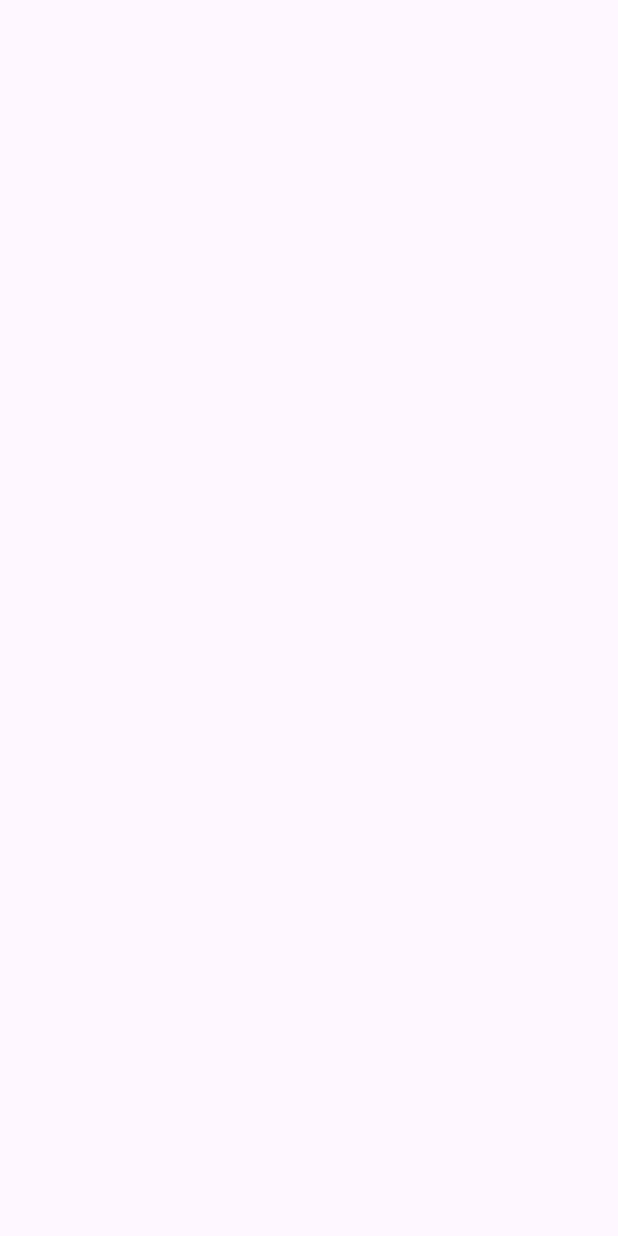
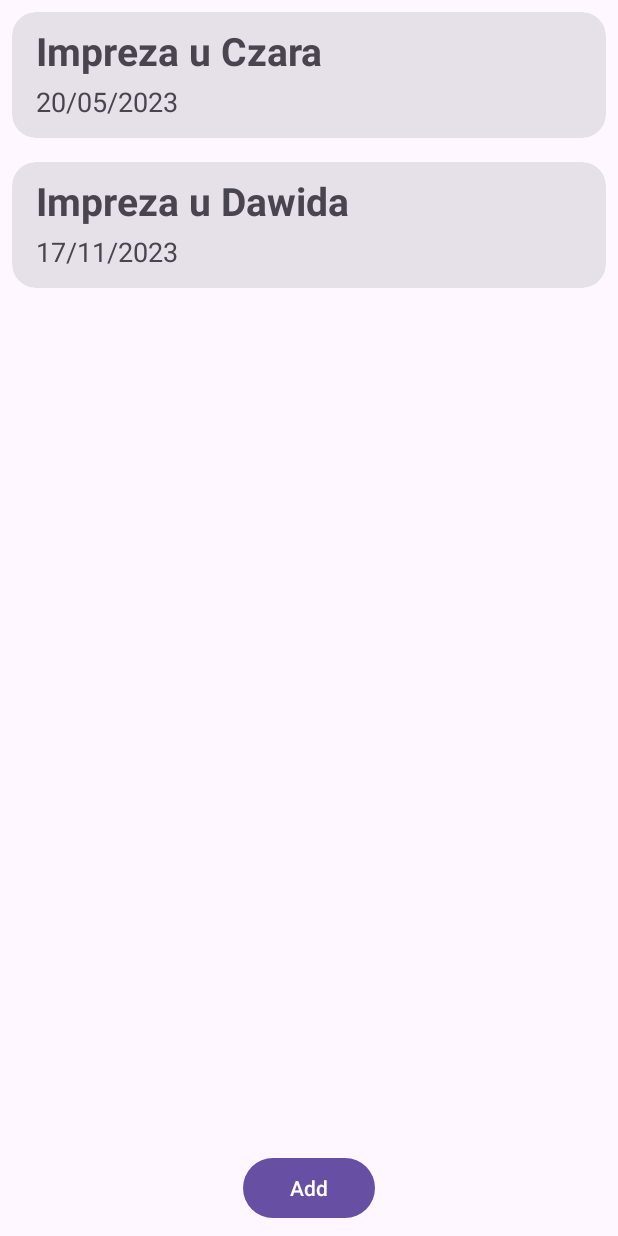
Before and after one commit to Limonaa/PartyMaker, an Android app: the screen it shows after launch (MainActivity), on a phone screen of 412 x 824 dp. Before the commit the screen is empty. Run offline under Robolectric (Android 15) with nearby library versions, the phone set to English and light mode, and no system bars; our stand-ins replace navigation-ui.

Commit message:
setup recyclerView add item_party

```diff
--- a/app/build.gradle
+++ b/app/build.gradle
@@ -5,12 +5,12 @@ plugins {
 
 android {
     namespace 'com.elephantstudio.partymaker'
-    compileSdk 32
+    compileSdk 33
 
     defaultConfig {
         applicationId "com.elephantstudio.partymaker"
         minSdk 26
-        targetSdk 32
+        targetSdk 33
         versionCode 1
         versionName "1.0"
 
@@ -37,9 +37,9 @@ android {
 
 dependencies {
 
-    implementation 'androidx.core:core-ktx:1.7.0'
+    implementation 'androidx.core:core-ktx:1.9.0'
     implementation 'androidx.appcompat:appcompat:1.6.0'
-    implementation 'com.google.android.material:material:1.5.0-alpha04'
+    implementation 'com.google.android.material:material:1.9.0-alpha01'
     implementation 'androidx.constraintlayout:constraintlayout:2.1.4'
     implementation 'androidx.navigation:navigation-fragment-ktx:2.5.3'
     implementation 'androidx.navigation:navigation-ui-ktx:2.5.3'
--- /dev/null
+++ b/app/src/main/java/com/elephantstudio/partymaker/adapters/PartyListAdapter.kt
@@ -0,0 +1,33 @@
+package com.elephantstudio.partymaker.adapters
+
+import android.view.LayoutInflater
+import android.view.ViewGroup
+import androidx.recyclerview.widget.RecyclerView
+import com.elephantstudio.partymaker.data.Party
+import com.elephantstudio.partymaker.databinding.ItemPartyBinding
+
+class PartyListAdapter(
+    private var partyList: List<Party>
+) : RecyclerView.Adapter<PartyListAdapter.PartyListViewHolder>(){
+
+    inner class PartyListViewHolder(val binding: ItemPartyBinding) : RecyclerView.ViewHolder(binding.root)
+
+    override fun onCreateViewHolder(parent: ViewGroup, viewType: Int): PartyListViewHolder {
+
+        return PartyListViewHolder(ItemPartyBinding.inflate(LayoutInflater.from(parent.context), parent, false))
+    }
+
+    override fun onBindViewHolder(holder: PartyListViewHolder, position: Int) {
+
+        //Przydzielanie danych do widoku kafelka w RecycerView
+        holder.binding.apply {
+            tvPartyName.text = partyList[position].partyName
+            tvPartyDate.text = partyList[position].partyDate
+        }
+    }
+
+    override fun getItemCount(): Int {
+
+        return partyList.size
+    }
+}
--- /dev/null
+++ b/app/src/main/java/com/elephantstudio/partymaker/data/Party.kt
@@ -0,0 +1,6 @@
+package com.elephantstudio.partymaker.data
+
+data class Party(
+    val partyName: String,
+    val partyDate: String,
+):java.io.Serializable
--- a/app/src/main/java/com/elephantstudio/partymaker/fragments/PartyListFragment.kt
+++ b/app/src/main/java/com/elephantstudio/partymaker/fragments/PartyListFragment.kt
@@ -5,6 +5,9 @@ import androidx.fragment.app.Fragment
 import android.view.LayoutInflater
 import android.view.View
 import android.view.ViewGroup
+import androidx.recyclerview.widget.LinearLayoutManager
+import com.elephantstudio.partymaker.adapters.PartyListAdapter
+import com.elephantstudio.partymaker.data.Party
 import com.elephantstudio.partymaker.databinding.FragmentPartylistBinding
 
 
@@ -12,6 +15,7 @@ class PartyListFragment : Fragment() {
 
     private var _binding: FragmentPartylistBinding? = null
     private val binding get() = _binding!!
+    private lateinit var partyListAdapter: PartyListAdapter
 
     override fun onCreateView(
         inflater: LayoutInflater, container: ViewGroup?,
@@ -19,6 +23,10 @@ class PartyListFragment : Fragment() {
     ): View {
 
         _binding = FragmentPartylistBinding.inflate(inflater, container, false)
+
+        setupRecyclerView()
+
+
         return binding.root
 
     }
@@ -33,4 +41,24 @@ class PartyListFragment : Fragment() {
         super.onDestroyView()
         _binding = null
     }
+
+    private fun setupRecyclerView() {
+
+        val partyList = listOf<Party>(
+            Party(
+                "Impreza u Czara",
+                "20/05/2023"
+            ),
+            Party(
+                "Impreza u Dawida",
+                "17/11/2023"
+            )
+        )
+
+        binding.rvParties.apply {
+            partyListAdapter = PartyListAdapter(partyList)
+            adapter = partyListAdapter
+            layoutManager = LinearLayoutManager(requireContext())
+        }
+    }
 }
--- a/app/src/main/res/layout/fragment_partylist.xml
+++ b/app/src/main/res/layout/fragment_partylist.xml
@@ -6,5 +6,23 @@
     android:layout_height="match_parent"
     tools:context=".fragments.PartyListFragment">
 
+    <androidx.recyclerview.widget.RecyclerView
+        android:id="@+id/rvParties"
+        android:layout_width="match_parent"
+        android:layout_height="match_parent"
+        app:layout_constraintBottom_toBottomOf="parent"
+        app:layout_constraintEnd_toEndOf="parent"
+        app:layout_constraintStart_toStartOf="parent"
+        app:layout_constraintTop_toTopOf="parent" />
+
+    <Button
+        android:id="@+id/btnAddParty"
+        android:layout_width="wrap_content"
+        android:layout_height="wrap_content"
+        android:layout_marginBottom="8dp"
+        android:text="Add"
+        app:layout_constraintBottom_toBottomOf="@+id/rvParties"
+        app:layout_constraintEnd_toEndOf="parent"
+        app:layout_constraintStart_toStartOf="parent" />
 
 </androidx.constraintlayout.widget.ConstraintLayout>
--- /dev/null
+++ b/app/src/main/res/layout/item_party.xml
@@ -0,0 +1,58 @@
+<?xml version="1.0" encoding="utf-8"?>
+<androidx.constraintlayout.widget.ConstraintLayout xmlns:android="http://schemas.android.com/apk/res/android"
+    xmlns:app="http://schemas.android.com/apk/res-auto"
+    android:layout_width="match_parent"
+    android:layout_height="100dp">
+
+    <androidx.cardview.widget.CardView
+        android:id="@+id/cvParty"
+        style="?attr/materialCardViewFilledStyle"
+        android:layout_width="match_parent"
+        android:layout_height="match_parent"
+        android:layout_marginStart="8dp"
+        android:layout_marginTop="8dp"
+        android:layout_marginEnd="8dp"
+        android:layout_marginBottom="8dp"
+        app:cardCornerRadius="16dp"
+        app:layout_constraintBottom_toBottomOf="parent"
+        app:layout_constraintEnd_toEndOf="parent"
+        app:layout_constraintStart_toStartOf="parent"
+        app:layout_constraintTop_toTopOf="parent">
+
+        <androidx.constraintlayout.widget.ConstraintLayout
+            android:layout_width="match_parent"
+            android:layout_height="match_parent">
+
+            <TextView
+                android:id="@+id/tvPartyName"
+                android:layout_width="240dp"
+                android:layout_height="wrap_content"
+                android:layout_marginStart="16dp"
+                android:layout_marginTop="8dp"
+                android:ellipsize="end"
+                android:maxLines="1"
+                android:text="Impreza u Czara"
+                android:textAlignment="textStart"
+                android:textSize="26sp"
+                android:textStyle="bold"
+                app:layout_constraintStart_toStartOf="parent"
+                app:layout_constraintTop_toTopOf="parent" />
+
+            <TextView
+                android:id="@+id/tvPartyDate"
+                android:layout_width="wrap_content"
+                android:layout_height="wrap_content"
+                android:layout_marginStart="16dp"
+                android:layout_marginTop="4dp"
+                android:maxLines="1"
+                android:text="10/05/2023"
+                android:textAlignment="textStart"
+                android:textSize="18sp"
+                app:layout_constraintStart_toStartOf="parent"
+                app:layout_constraintTop_toBottomOf="@+id/tvPartyName" />
+
+        </androidx.constraintlayout.widget.ConstraintLayout>
+
+    </androidx.cardview.widget.CardView>
+
+</androidx.constraintlayout.widget.ConstraintLayout>
```
